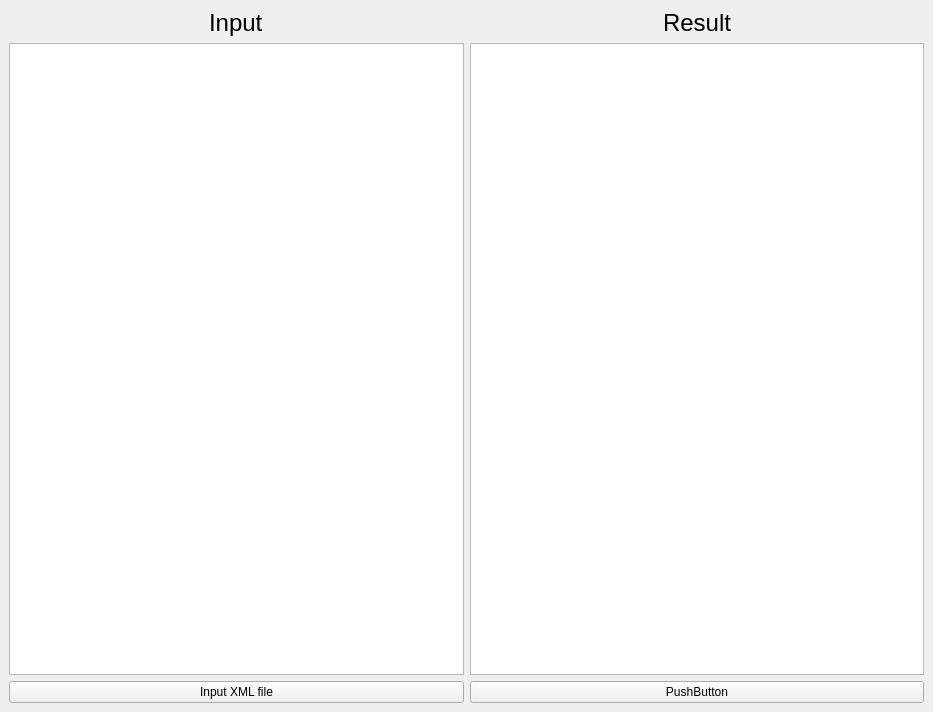
The window that GUI/GUI/mainwindow.ui (ElecSpartan/DS_Project) describes before a commit, drawn with Qt 5.
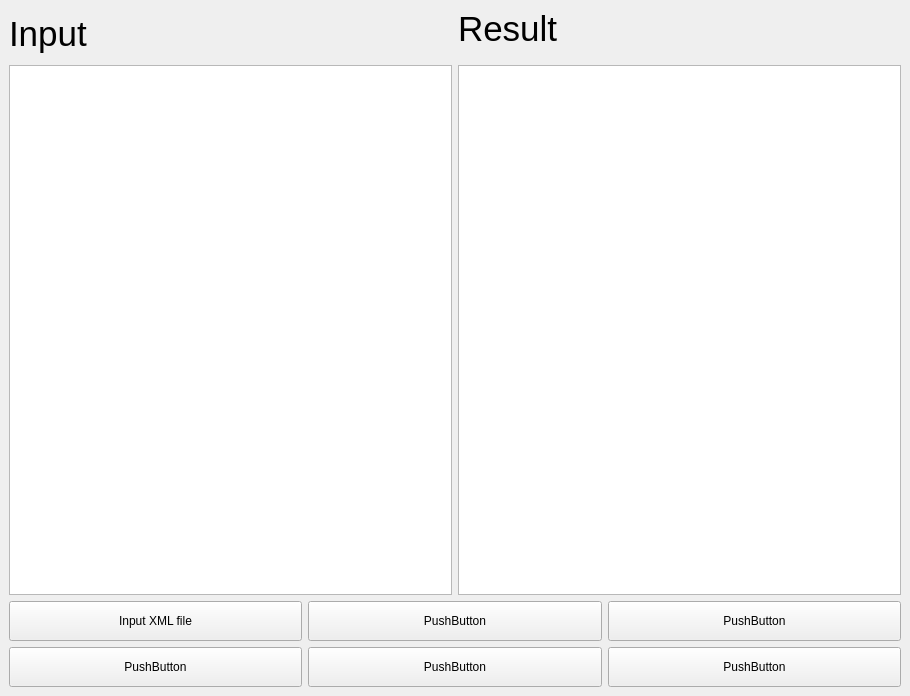
The same window after the commit.

The edit to the form file:
```diff
--- a/GUI/GUI/mainwindow.ui
+++ b/GUI/GUI/mainwindow.ui
@@ -9,31 +9,115 @@
    <rect>
     <x>0</x>
     <y>0</y>
-    <width>933</width>
-    <height>712</height>
+    <width>910</width>
+    <height>696</height>
    </rect>
   </property>
+  <property name="minimumSize">
+   <size>
+    <width>600</width>
+    <height>600</height>
+   </size>
+  </property>
   <property name="windowTitle">
    <string>XML</string>
   </property>
   <widget class="QWidget" name="centralwidget">
-   <layout class="QGridLayout" name="gridLayout">
-    <item row="2" column="1">
-     <widget class="QPushButton" name="pushButton_2">
+   <layout class="QGridLayout" name="gridLayout_6">
+    <item row="0" column="0">
+     <layout class="QGridLayout" name="gridLayout_5">
+      <item row="0" column="0">
+       <layout class="QGridLayout" name="gridLayout_3">
+        <item row="0" column="0">
+         <layout class="QGridLayout" name="gridLayout_2">
+          <property name="sizeConstraint">
+           <enum>QLayout::SetDefaultConstraint</enum>
+          </property>
+          <property name="verticalSpacing">
+           <number>5</number>
+          </property>
+          <item row="0" column="0" alignment="Qt::AlignLeft|Qt::AlignTop">
+           <widget class="QLabel" name="label">
+            <property name="minimumSize">
+             <size>
+              <width>0</width>
+              <height>50</height>
+             </size>
+            </property>
+            <property name="maximumSize">
+             <size>
+              <width>200</width>
+              <height>16777215</height>
+             </size>
+            </property>
       <property name="text">
-       <string>PushButton</string>
+             <string>&lt;html&gt;&lt;head/&gt;&lt;body&gt;&lt;p&gt;&lt;span style=&quot; font-size:26pt;&quot;&gt;Input&lt;/span&gt;&lt;/p&gt;&lt;/body&gt;&lt;/html&gt;</string>
       </property>
      </widget>
     </item>
-    <item row="0" column="1" alignment="Qt::AlignHCenter">
+          <item row="0" column="1" alignment="Qt::AlignLeft|Qt::AlignTop">
      <widget class="QLabel" name="label_2">
+            <property name="minimumSize">
+             <size>
+              <width>0</width>
+              <height>40</height>
+             </size>
+            </property>
+            <property name="maximumSize">
+             <size>
+              <width>200</width>
+              <height>16777215</height>
+             </size>
+            </property>
       <property name="text">
-       <string>&lt;html&gt;&lt;head/&gt;&lt;body&gt;&lt;p&gt;&lt;span style=&quot; font-size:18pt;&quot;&gt;Result&lt;/span&gt;&lt;/p&gt;&lt;/body&gt;&lt;/html&gt;</string>
+             <string>&lt;html&gt;&lt;head/&gt;&lt;body&gt;&lt;p&gt;&lt;span style=&quot; font-size:26pt;&quot;&gt;Result&lt;/span&gt;&lt;/p&gt;&lt;/body&gt;&lt;/html&gt;</string>
       </property>
      </widget>
     </item>
-    <item row="1" column="1">
+         </layout>
+        </item>
+        <item row="1" column="0">
+         <layout class="QGridLayout" name="gridLayout">
+          <item row="0" column="0">
+           <widget class="QTextEdit" name="InputText">
+            <property name="minimumSize">
+             <size>
+              <width>400</width>
+              <height>520</height>
+             </size>
+            </property>
+            <property name="maximumSize">
+             <size>
+              <width>16777215</width>
+              <height>16777215</height>
+             </size>
+            </property>
+            <property name="font">
+             <font>
+              <pointsize>20</pointsize>
+             </font>
+            </property>
+           </widget>
+          </item>
+          <item row="0" column="1">
      <widget class="QTextEdit" name="Result">
+            <property name="minimumSize">
+             <size>
+              <width>400</width>
+              <height>520</height>
+             </size>
+            </property>
+            <property name="maximumSize">
+             <size>
+              <width>16777215</width>
+              <height>16777215</height>
+             </size>
+            </property>
+            <property name="font">
+             <font>
+              <pointsize>20</pointsize>
+             </font>
+            </property>
       <property name="autoFillBackground">
        <bool>false</bool>
       </property>
@@ -42,22 +126,99 @@
       </property>
      </widget>
     </item>
-    <item row="2" column="0">
+         </layout>
+        </item>
+       </layout>
+      </item>
+      <item row="1" column="0">
+       <layout class="QGridLayout" name="gridLayout_4">
+        <item row="0" column="2">
+         <widget class="QPushButton" name="pushButton_4">
+          <property name="minimumSize">
+           <size>
+            <width>160</width>
+            <height>40</height>
+           </size>
+          </property>
+          <property name="text">
+           <string>PushButton</string>
+          </property>
+         </widget>
+        </item>
+        <item row="1" column="1">
+         <widget class="QPushButton" name="pushButton">
+          <property name="minimumSize">
+           <size>
+            <width>160</width>
+            <height>40</height>
+           </size>
+          </property>
+          <property name="text">
+           <string>PushButton</string>
+          </property>
+         </widget>
+        </item>
+        <item row="0" column="0">
      <widget class="QPushButton" name="InputFile">
+          <property name="minimumSize">
+           <size>
+            <width>160</width>
+            <height>40</height>
+           </size>
+          </property>
       <property name="text">
        <string>Input XML file</string>
       </property>
      </widget>
     </item>
-    <item row="0" column="0" alignment="Qt::AlignHCenter|Qt::AlignTop">
-     <widget class="QLabel" name="label">
-      <property name="text">
-       <string>&lt;html&gt;&lt;head/&gt;&lt;body&gt;&lt;p&gt;&lt;span style=&quot; font-size:18pt;&quot;&gt;Input&lt;/span&gt;&lt;/p&gt;&lt;/body&gt;&lt;/html&gt;</string>
-      </property>
-     </widget>
-    </item>
     <item row="1" column="0">
-     <widget class="QTextEdit" name="InputText"/>
+         <widget class="QPushButton" name="pushButton_5">
+          <property name="minimumSize">
+           <size>
+            <width>160</width>
+            <height>40</height>
+           </size>
+          </property>
+          <property name="maximumSize">
+           <size>
+            <width>16777215</width>
+            <height>16777215</height>
+           </size>
+          </property>
+          <property name="text">
+           <string>PushButton</string>
+          </property>
+         </widget>
+        </item>
+        <item row="0" column="1">
+         <widget class="QPushButton" name="pushButton_2">
+          <property name="minimumSize">
+           <size>
+            <width>160</width>
+            <height>40</height>
+           </size>
+          </property>
+          <property name="text">
+           <string>PushButton</string>
+          </property>
+         </widget>
+        </item>
+        <item row="1" column="2">
+         <widget class="QPushButton" name="pushButton_3">
+          <property name="minimumSize">
+           <size>
+            <width>160</width>
+            <height>40</height>
+           </size>
+          </property>
+          <property name="text">
+           <string>PushButton</string>
+          </property>
+         </widget>
+        </item>
+       </layout>
+      </item>
+     </layout>
     </item>
    </layout>
   </widget>
```
Lines whose indentation alone changed are shown as unchanged.
